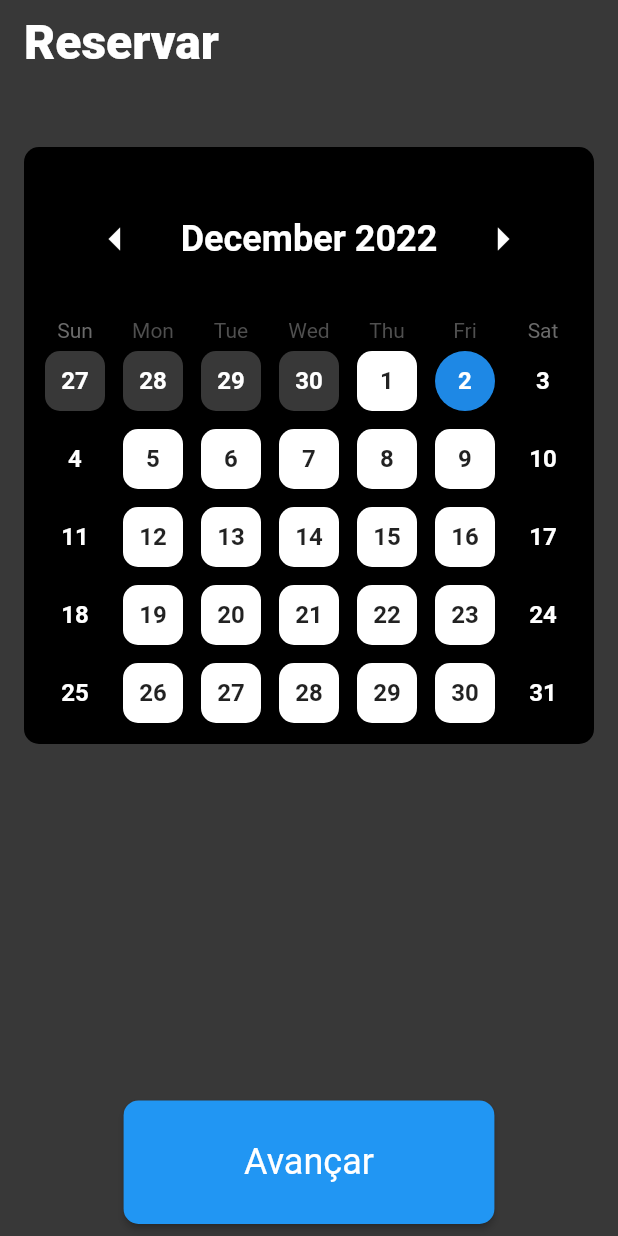
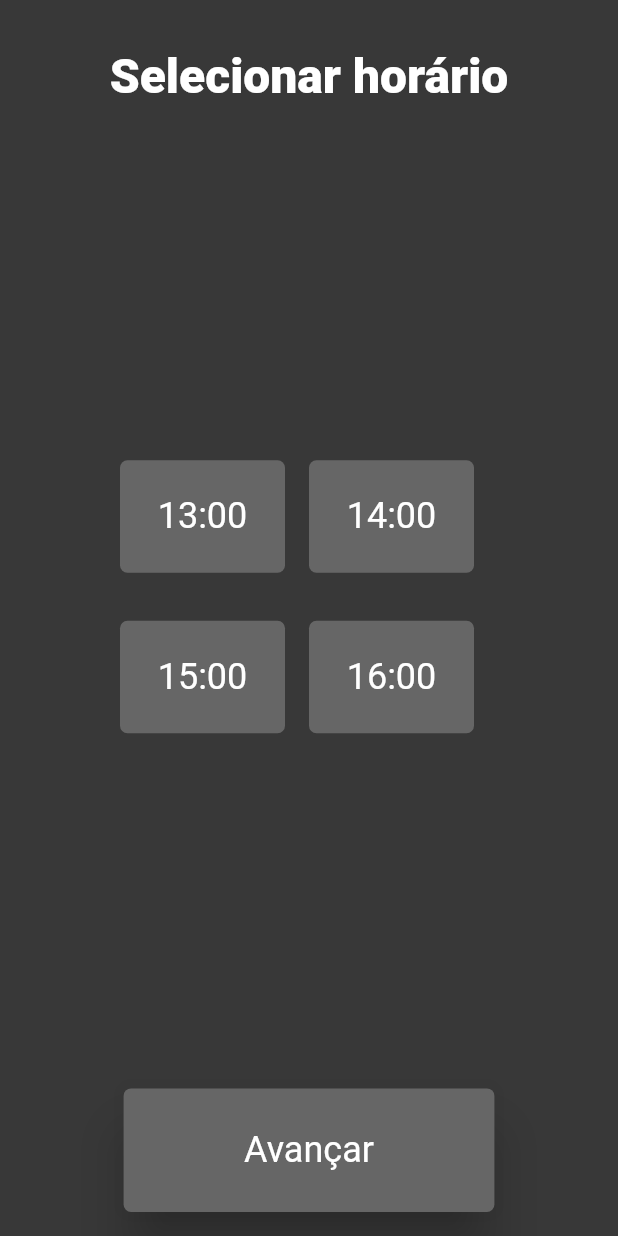
Before and after one commit to Gabriel-Campos-Marques/agendador, a Flutter app: the SelecionarDia screen opened by its route, after a tap on "Avançar", on a phone screen of 412 x 824 dp. Run offline on Flutter 3.47's test engine with Material 2 defaults, Android fonts, the phone set to English and light mode, and no system bars; drawn by our look-alikes of table_calendar; our stand-ins replace go_router, google_fonts, mask_text_input_formatter; missing offline and left inert: http_interceptor; statements that could not run were skipped.

```diff
--- a/lib/Screen/Login/cadastro_empresa.dart
+++ b/lib/Screen/Login/cadastro_empresa.dart
@@ -135,7 +135,7 @@ class _FormularioState extends State<Formulario> {
                     decoration: InputDecoration(
                       border: InputBorder.none,
                       label: Text(
-                        'Área de Interesse',
+                        'Área de Atuação',
                         style: _appTheme.textoLabel,
                       ),
                     ),
--- a/lib/Screen/Login/seleciona_usuario_empresa.dart
+++ b/lib/Screen/Login/seleciona_usuario_empresa.dart
@@ -39,7 +39,7 @@ class SelecionaUsuarioEmpresa extends StatelessWidget {
                               .push('/login/cadastre-se/cadastroUsuario'),
                           child: Text(
                             textAlign: TextAlign.center,
-                            'Usuario',
+                            'Usuário',
                             style: _appTheme.textoSelecaoUsuarioEmpresa,
                           )),
                     ),
--- a/lib/Screen/reserva_empresa_seleciona_dia.dart
+++ b/lib/Screen/reserva_empresa_seleciona_dia.dart
@@ -1,6 +1,7 @@
 import 'package:agendador/Components/calendar.dart';
 import 'package:agendador/theme/app_theme.dart';
 import 'package:flutter/material.dart';
+import 'package:go_router/go_router.dart';
 
 class SelecionarDia extends StatefulWidget {
   SelecionarDia({super.key});
@@ -47,7 +48,20 @@ class _SelecionarDiaState extends State<SelecionarDia> {
                     height: constraints.maxHeight * .1,
                     width: constraints.maxWidth * .6,
                     child: ElevatedButton(
-                      onPressed: () {},
+                      style: ButtonStyle(
+                        elevation: MaterialStateProperty.all(15),
+                        shape: MaterialStateProperty.all(
+                          RoundedRectangleBorder(
+                            borderRadius: BorderRadius.circular(5),
+                          ),
+                        ),
+                        backgroundColor:
+                            MaterialStateProperty.all(_appTheme.tertiary),
+                      ),
+                      onPressed: () {
+                        context.push(
+                            '/favoritos/empresa/reserva_empresa_seleciona_horario');
+                      },
                       child: Text(
                         'Avançar',
                         style: _appTheme.textoBotoes,
--- /dev/null
+++ b/lib/Screen/reserva_horario.dart
@@ -0,0 +1,141 @@
+import 'package:agendador/theme/app_theme.dart';
+import 'package:flutter/material.dart';
+import 'package:go_router/go_router.dart';
+
+final AppTheme _appTheme = AppTheme();
+
+class ReservaHorario extends StatelessWidget {
+  const ReservaHorario({super.key});
+
+  @override
+  Widget build(BuildContext context) {
+    return LayoutBuilder(
+      builder: (context, constraints) {
+        return Scaffold(
+          body: Container(
+            height: double.maxFinite,
+            width: double.maxFinite,
+            color: _appTheme.primary,
+            child: Column(
+              mainAxisAlignment: MainAxisAlignment.spaceBetween,
+              children: [
+                Padding(
+                  padding: const EdgeInsets.only(top: 32.0),
+                  child: Text(
+                    'Selecionar horário',
+                    style: _appTheme.textoPadraoAppBar,
+                  ),
+                ),
+                Spacer(),
+                Column(
+                  children: [
+                    Row(
+                      mainAxisAlignment: MainAxisAlignment.center,
+                      children: [
+                        Container(
+                          height: 75,
+                          width: 110,
+                          decoration: BoxDecoration(
+                            borderRadius: BorderRadius.circular(5),
+                            color: _appTheme.tertiary,
+                          ),
+                          child: Center(
+                            child: Text(
+                              '13:00',
+                              style: _appTheme.textoBotoes,
+                            ),
+                          ),
+                        ),
+                        Padding(
+                          padding: const EdgeInsets.all(16.0),
+                          child: Container(
+                            height: 75,
+                            width: 110,
+                            decoration: BoxDecoration(
+                              borderRadius: BorderRadius.circular(5),
+                              color: _appTheme.tertiary,
+                            ),
+                            child: Center(
+                              child: Text(
+                                '14:00',
+                                style: _appTheme.textoBotoes,
+                              ),
+                            ),
+                          ),
+                        ),
+                      ],
+                    ),
+                    Row(
+                      mainAxisAlignment: MainAxisAlignment.center,
+                      children: [
+                        Container(
+                          height: 75,
+                          width: 110,
+                          decoration: BoxDecoration(
+                            borderRadius: BorderRadius.circular(5),
+                            color: _appTheme.tertiary,
+                          ),
+                          child: Center(
+                            child: Text(
+                              '15:00',
+                              style: _appTheme.textoBotoes,
+                            ),
+                          ),
+                        ),
+                        Padding(
+                          padding: const EdgeInsets.all(16.0),
+                          child: Container(
+                            height: 75,
+                            width: 110,
+                            decoration: BoxDecoration(
+                              borderRadius: BorderRadius.circular(5),
+                              color: _appTheme.tertiary,
+                            ),
+                            child: Center(
+                              child: Text(
+                                '16:00',
+                                style: _appTheme.textoBotoes,
+                              ),
+                            ),
+                          ),
+                        ),
+                      ],
+                    ),
+                  ],
+                ),
+                Spacer(),
+                Padding(
+                  padding: const EdgeInsets.only(bottom: 16.0),
+                  child: Container(
+                    height: constraints.maxHeight * .1,
+                    width: constraints.maxWidth * .6,
+                    child: ElevatedButton(
+                      style: ButtonStyle(
+                        elevation: MaterialStateProperty.all(15),
+                        shape: MaterialStateProperty.all(
+                          RoundedRectangleBorder(
+                            borderRadius: BorderRadius.circular(5),
+                          ),
+                        ),
+                        backgroundColor:
+                            MaterialStateProperty.all(_appTheme.tertiary),
+                      ),
+                      onPressed: () {
+                        context.push(
+                            '/favoritos/empresa/reserva_empresa_seleciona_horario');
+                      },
+                      child: Text(
+                        'Avançar',
+                        style: _appTheme.textoBotoes,
+                      ),
+                    ),
+                  ),
+                ),
+              ],
+            ),
+          ),
+        );
+      },
+    );
+  }
+}
--- a/lib/main.dart
+++ b/lib/main.dart
@@ -1,10 +1,14 @@
 import 'package:agendador/router/app_router.dart';
+import 'package:agendador/services/checkplan_service.dart';
 import 'package:agendador/theme/app_theme.dart';
 import 'package:flutter/material.dart';
 
 void main() {
   WidgetsFlutterBinding.ensureInitialized();
   runApp(Agendador());
+
+  CheckPlanService service = CheckPlanService();
+  service.register("Quase la projeto");
 }
 
 class Agendador extends StatelessWidget {
--- a/lib/router/app_router.dart
+++ b/lib/router/app_router.dart
@@ -1,17 +1,19 @@
 import 'package:agendador/Screen/Login/cadastro_empresa.dart';
+import 'package:agendador/Screen/Login/cadastro_empresa_finalizado.dart';
 import 'package:agendador/Screen/Login/cadastro_informacao_empresa.dart';
 import 'package:agendador/Screen/Login/cadastro_usuario.dart';
 import 'package:agendador/Screen/Login/seleciona_usuario_empresa.dart';
-import 'package:agendador/Screen/empresa.dart';
-import 'package:agendador/Screen/favoritos.dart';
+import 'package:agendador/Screen/descricao_empresa.dart';
+import 'package:agendador/Screen/Favoritos/favoritos.dart';
 import 'package:agendador/Screen/home_screen.dart';
 import 'package:agendador/Screen/Login/login.dart';
 import 'package:agendador/Screen/reserva_empresa_seleciona_dia.dart';
 import 'package:agendador/Screen/reserva_empresa_seleciona_servico.dart';
+import 'package:agendador/Screen/reserva_horario.dart';
 import 'package:go_router/go_router.dart';
 
 final routes = GoRouter(
-  initialLocation: '/login',
+  initialLocation: '/favoritos',
   routes: [
     GoRoute(
       path: '/',
@@ -38,6 +40,11 @@ final routes = GoRouter(
       builder: (context, state) => CadastroServicoEmpresa(),
     ),
     GoRoute(
+      path:
+          '/login/cadastre-se/cadastroEmpresa/servicosEmpresa/cadastroEmpresaFinalizado',
+      builder: (context, state) => CadastroConcluido(),
+    ),
+    GoRoute(
       path: '/favoritos',
       builder: (context, state) => const Favoritos(),
     ),
@@ -50,7 +57,12 @@ final routes = GoRouter(
       builder: (context, state) => const SelecionaServico(),
     ),
     GoRoute(
-        path: '/favoritos/empresa/reserva_empresa_seleciona_dia',
-        builder: (context, state) => SelecionarDia()),
+      path: '/favoritos/empresa/reserva_empresa_seleciona_dia',
+      builder: (context, state) => SelecionarDia(),
+    ),
+    GoRoute(
+      path: '/favoritos/empresa/reserva_empresa_seleciona_horario',
+      builder: (context, state) => ReservaHorario(),
+    ),
   ],
 );
--- a/lib/theme/app_theme.dart
+++ b/lib/theme/app_theme.dart
@@ -25,7 +25,7 @@ class AppTheme {
   TextStyle textoServicos = GoogleFonts.roboto(
     fontSize: 28,
     fontWeight: FontWeight.w700,
-    color: Color.fromARGB(174, 0, 0, 0),
+    color: const Color.fromARGB(174, 0, 0, 0),
   );
 
   TextStyle textoLabel = GoogleFonts.roboto(
@@ -48,7 +48,7 @@ class AppTheme {
   TextStyle textoTituloCalendario = GoogleFonts.roboto(
       fontSize: 24,
       fontWeight: FontWeight.w700,
-      color: Color.fromARGB(255, 255, 255, 255));
+      color: const Color.fromARGB(255, 255, 255, 255));
 
   TextStyle textoCalendario = GoogleFonts.roboto(
     fontSize: 16,
@@ -56,7 +56,7 @@ class AppTheme {
   );
 
   TextStyle diaSelecionado = GoogleFonts.roboto(
-    color: Color.fromARGB(255, 0, 26, 64),
+    color: const Color.fromARGB(255, 0, 26, 64),
     fontSize: 16,
     fontWeight: FontWeight.w700,
   );
@@ -69,7 +69,7 @@ class AppTheme {
 
   TextStyle textoPadrao = GoogleFonts.roboto(
     fontSize: 16,
-    fontWeight: FontWeight.w400,
+    fontWeight: FontWeight.w500,
     color: Colors.white,
   );
 
--- a/pubspec.yaml
+++ b/pubspec.yaml
@@ -39,6 +39,8 @@ dependencies:
   table_calendar: ^3.0.8
   page_transition: "^2.0.9"
   mask_text_input_formatter: ^2.4.0
+  http: ^0.13.5
+  http_interceptor: ^1.0.2
 
 dev_dependencies:
   flutter_test:
```
Also changed, not shown: lib/Screen/Favoritos/favoritos.dart (added, +146 -0 lines), lib/Screen/Favoritos/widget/cardsFavoritos.dart (renamed from lib/Screen/favoritos.dart, +13 -74 lines), lib/Screen/Login/cadastro_empresa_finalizado.dart (added, +87 -0 lines), lib/Screen/Login/cadastro_informacao_empresa.dart (+6 -3 lines), lib/Screen/Login/cadastro_usuario.dart (+4 -4 lines), lib/Screen/descricao_empresa.dart (renamed from lib/Screen/empresa.dart, +32 -10 lines), lib/model/empresa.dart (added, +17 -0 lines), lib/services/checkplan_service.dart (added, +25 -0 lines), lib/services/http_interceptors.dart (added, +15 -0 lines), images/Captura de tela 2022-11-28 211520.png (added), pubspec.lock, 1 other file.
